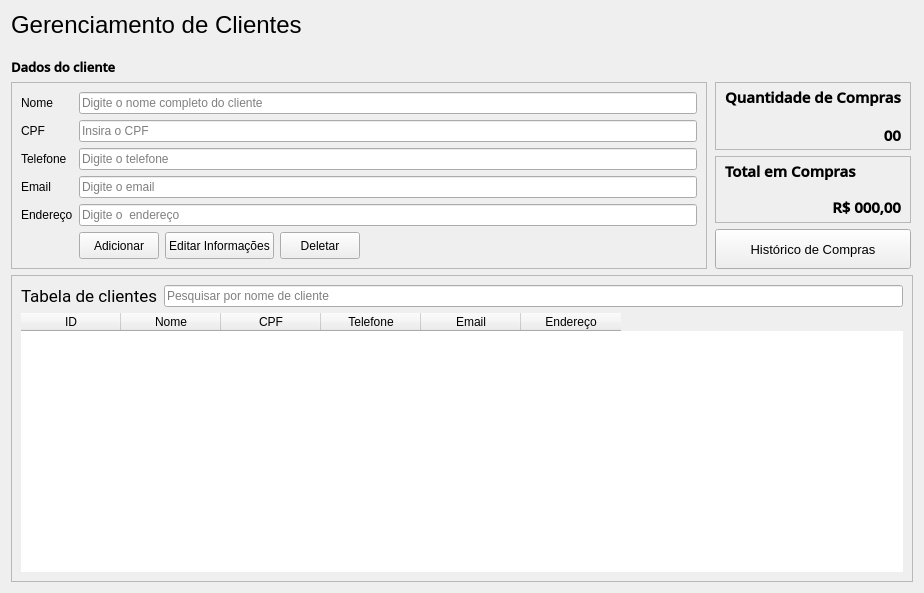
Qt form view/management UIs/customers_management.ui (PedroGregori/Projeto_Integrador--SENAC_BA-2022) before a commit.
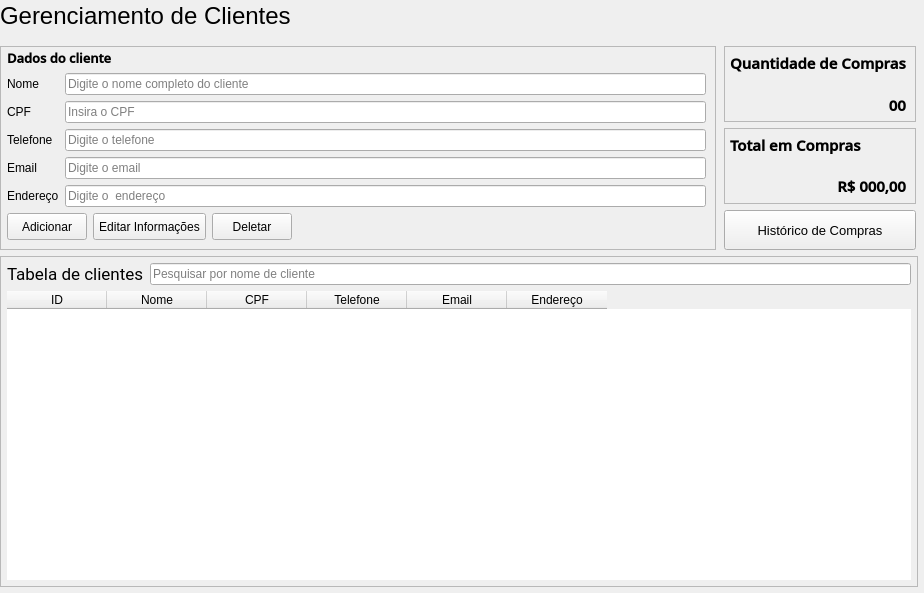
The same form after that commit.

```diff
--- a/view/management UIs/customers_management.ui
+++ b/view/management UIs/customers_management.ui
@@ -14,6 +14,18 @@
    <string>Form</string>
   </property>
   <layout class="QVBoxLayout" name="verticalLayout_2">
+   <property name="leftMargin">
+    <number>0</number>
+   </property>
+   <property name="topMargin">
+    <number>2</number>
+   </property>
+   <property name="rightMargin">
+    <number>6</number>
+   </property>
+   <property name="bottomMargin">
+    <number>6</number>
+   </property>
    <item>
     <widget class="QLabel" name="title">
      <property name="font">
@@ -38,11 +50,28 @@
      <property name="sizeHint" stdset="0">
       <size>
        <width>20</width>
-       <height>13</height>
+       <height>10</height>
       </size>
      </property>
     </spacer>
    </item>
+   <item>
+    <layout class="QHBoxLayout" name="horizontalLayout_3">
+     <item>
+      <widget class="QFrame" name="frame">
+       <property name="frameShape">
+        <enum>QFrame::StyledPanel</enum>
+       </property>
+       <layout class="QVBoxLayout" name="verticalLayout_5">
+        <property name="spacing">
+         <number>6</number>
+        </property>
+        <property name="leftMargin">
+         <number>6</number>
+        </property>
+        <property name="topMargin">
+         <number>2</number>
+        </property>
    <item>
     <widget class="QLabel" name="label">
      <property name="font">
@@ -59,25 +88,7 @@
     </widget>
    </item>
    <item>
-    <layout class="QHBoxLayout" name="horizontalLayout_3">
-     <item>
-      <widget class="QFrame" name="">
-       <property name="frameShape">
-        <enum>QFrame::StyledPanel</enum>
-       </property>
        <layout class="QFormLayout" name="formLayout">
-        <property name="leftMargin">
-         <number>9</number>
-        </property>
-        <property name="topMargin">
-         <number>9</number>
-        </property>
-        <property name="rightMargin">
-         <number>9</number>
-        </property>
-        <property name="bottomMargin">
-         <number>9</number>
-        </property>
         <item row="0" column="0">
          <widget class="QLabel" name="nameLabel">
           <property name="font">
@@ -182,13 +193,15 @@
           </property>
          </widget>
         </item>
-        <item row="5" column="1">
+         </layout>
+        </item>
+        <item>
          <layout class="QHBoxLayout" name="horizontalLayout">
           <item>
            <widget class="QPushButton" name="Btn_Add">
             <property name="minimumSize">
              <size>
-              <width>0</width>
+              <width>78</width>
               <height>27</height>
              </size>
             </property>
@@ -206,7 +219,7 @@
            <widget class="QPushButton" name="Btn_Edit">
             <property name="minimumSize">
              <size>
-              <width>0</width>
+              <width>113</width>
               <height>27</height>
              </size>
             </property>
@@ -224,7 +237,7 @@
            <widget class="QPushButton" name="Btn_Delete">
             <property name="minimumSize">
              <size>
-              <width>0</width>
+              <width>78</width>
               <height>27</height>
              </size>
             </property>
@@ -289,6 +302,9 @@
            <property name="spacing">
             <number>10</number>
            </property>
+           <property name="leftMargin">
+            <number>5</number>
+           </property>
            <property name="topMargin">
             <number>0</number>
            </property>
@@ -343,6 +359,9 @@
            <property name="spacing">
             <number>10</number>
            </property>
+           <property name="leftMargin">
+            <number>5</number>
+           </property>
            <property name="topMargin">
             <number>0</number>
            </property>
@@ -425,16 +444,16 @@
      </property>
      <layout class="QVBoxLayout" name="table_verticaLayout">
       <property name="leftMargin">
-       <number>9</number>
+       <number>6</number>
       </property>
       <property name="topMargin">
-       <number>9</number>
+       <number>6</number>
       </property>
       <property name="rightMargin">
-       <number>9</number>
+       <number>6</number>
       </property>
       <property name="bottomMargin">
-       <number>9</number>
+       <number>6</number>
       </property>
       <item>
        <widget class="QFrame" name="frame_search">
@@ -468,6 +487,12 @@
            <property name="text">
             <string>Tabela de clientes</string>
            </property>
+           <property name="margin">
+            <number>0</number>
+           </property>
+           <property name="indent">
+            <number>-1</number>
+           </property>
           </widget>
          </item>
          <item>
```
Lines whose indentation alone changed are shown as unchanged.
